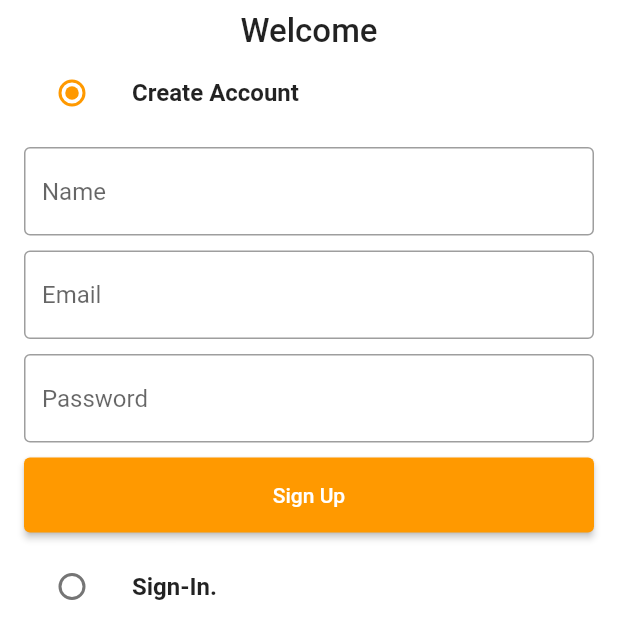
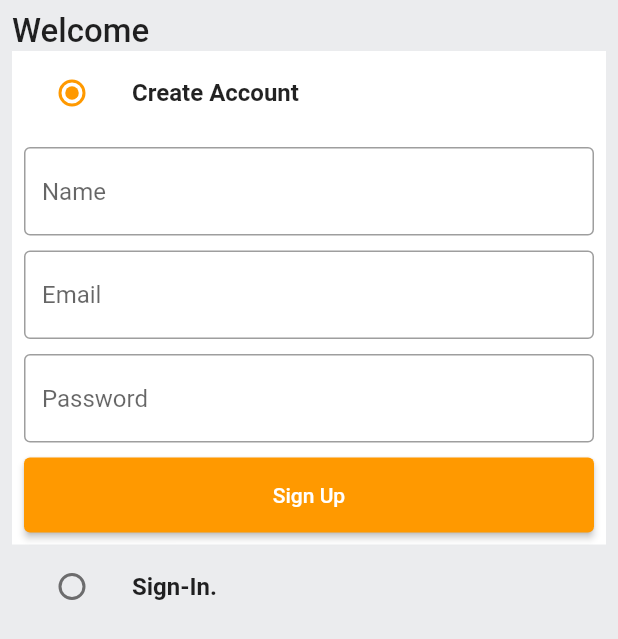
Before and after one commit to avikumar11haz/amazon_clone, a Flutter app: the screen it shows after launch, on a phone screen of 412 x 824 dp. Shown: the top 639 px of the screen. Run offline on Flutter 3.47's test engine with Material 2 defaults, Android fonts, the phone set to English and light mode, and no system bars.

Commit message:
start sever

```diff
--- a/lib/features/auth/screens/auth_screen.dart
+++ b/lib/features/auth/screens/auth_screen.dart
@@ -36,17 +36,18 @@ class _AuthScreenState extends State<AuthScreen> {
   @override
   Widget build(BuildContext context) {
     return Scaffold(
-      backgroundColor: GlobalVariables.greyBackgroundCOlor,
+      backgroundColor: GlobalVariables.greyBackgroundColor,
       body: SafeArea(
         child: Padding(
           padding: const EdgeInsets.all(8.0),
           child: Column(
+            crossAxisAlignment: CrossAxisAlignment.start,
             children: [
                const Text('Welcome', style: TextStyle(fontSize: 22, fontWeight: FontWeight.w500),),
               ListTile(
                 tileColor: _auth == Auth.signup
                 ? GlobalVariables.backgroundColor
-                : GlobalVariables.greyBackgroundCOlor,
+                : GlobalVariables.greyBackgroundColor,
                 title: const Text('Create Account', style: TextStyle(fontWeight: FontWeight.bold),),
                 leading: Radio(
                     activeColor: GlobalVariables.secondaryColor,
@@ -80,6 +81,9 @@ class _AuthScreenState extends State<AuthScreen> {
                       )),
                 ),
               ListTile(
+                tileColor: _auth == Auth.signin
+                    ? GlobalVariables.backgroundColor
+                    : GlobalVariables.greyBackgroundColor,
                 title: const Text('Sign-In.', style: TextStyle(fontWeight: FontWeight.bold),),
                 leading: Radio(
                     activeColor: GlobalVariables.secondaryColor,
@@ -91,6 +95,24 @@ class _AuthScreenState extends State<AuthScreen> {
                       });
                     }),
               ),
+              if(_auth == Auth.signin)
+                Container(
+                  padding: const EdgeInsets.all(8),
+                  color: GlobalVariables.backgroundColor,
+                  child: Form(
+                      key: _signUpFormKey,
+                      child: Column(
+                        children: [
+                          CustomTextField(controller: _emailController,
+                            hintText: 'Email',),
+                          const SizedBox(height: 10,),
+                          CustomTextField(controller: _passwordController,
+                            hintText: 'Password',),
+                          const SizedBox(height: 10,),
+                          CustomButton(text: 'Sign In', onTap: (){})
+                        ],
+                      )),
+                ),
             ],
           ),
         ),
--- a/lib/main.dart
+++ b/lib/main.dart
@@ -15,6 +15,7 @@ class MyApp extends StatelessWidget {
   Widget build(BuildContext context) {
     return MaterialApp(
       title: 'Amazon Clone',
+      debugShowCheckedModeBanner: false,
       theme: ThemeData(
           scaffoldBackgroundColor: GlobalVariables.backgroundColor,
           colorScheme: const ColorScheme.light(
```
Also changed, not shown: 4 other files.
